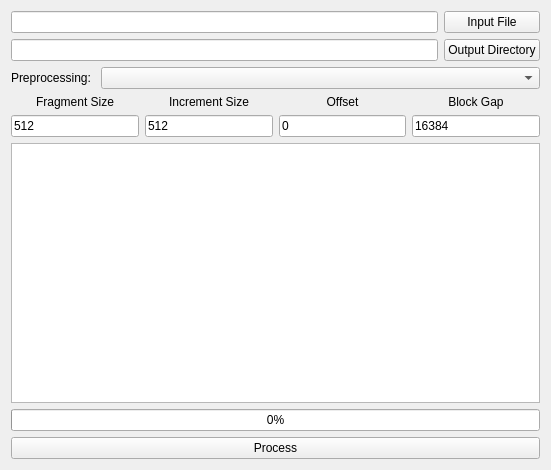
Before: the Qt Designer form gui/file_carving_ui.ui in rpoisel/mmc, drawn with Qt 5.
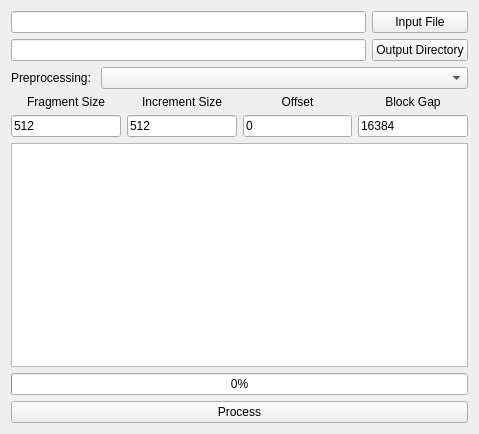
After: the same form once the commit is applied.

Commit message: qtablewidget of the gui is partially implemented

What changed in the file:
```diff
--- a/gui/file_carving_ui.ui
+++ b/gui/file_carving_ui.ui
@@ -6,8 +6,8 @@
    <rect>
     <x>0</x>
     <y>0</y>
-    <width>551</width>
-    <height>470</height>
+    <width>479</width>
+    <height>434</height>
    </rect>
   </property>
   <property name="windowTitle">
@@ -131,7 +131,7 @@
     </layout>
    </item>
    <item>
-    <widget class="QListWidget" name="resultList"/>
+    <widget class="QTableWidget" name="resultTable"/>
    </item>
    <item>
     <widget class="QProgressBar" name="progressBar">
```
The commit also changes 4 other files.
